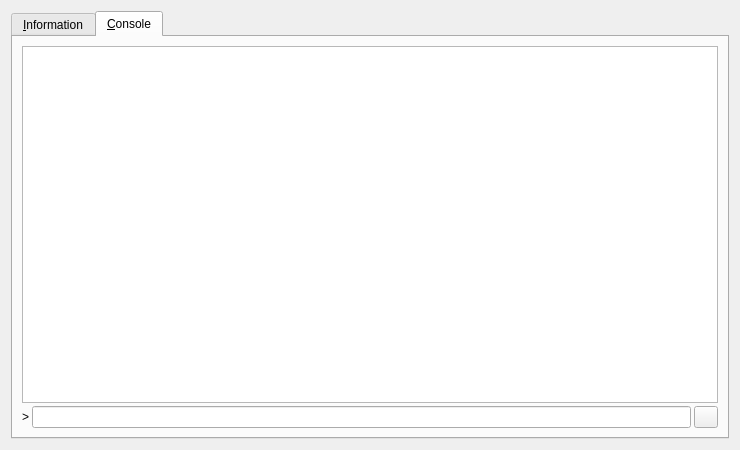
gridcoin/Gridcoin-master, file src/qt/forms/rpcconsole.ui: the form before one commit.
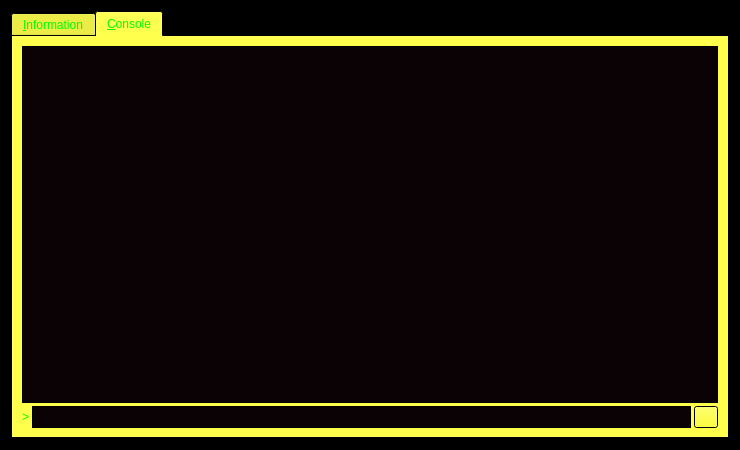
The form after the commit. The open tabs and pages were chosen to show the change. Icons and pictures are not drawn.

```diff
--- a/src/qt/forms/rpcconsole.ui
+++ b/src/qt/forms/rpcconsole.ui
@@ -10,12 +10,443 @@
     <height>450</height>
    </rect>
   </property>
+  <property name="palette">
+   <palette>
+    <active>
+     <colorrole role="WindowText">
+      <brush brushstyle="SolidPattern">
+       <color alpha="255">
+        <red>0</red>
+        <green>255</green>
+        <blue>0</blue>
+       </color>
+      </brush>
+     </colorrole>
+     <colorrole role="Button">
+      <brush brushstyle="SolidPattern">
+       <color alpha="255">
+        <red>255</red>
+        <green>255</green>
+        <blue>0</blue>
+       </color>
+      </brush>
+     </colorrole>
+     <colorrole role="Light">
+      <brush brushstyle="SolidPattern">
+       <color alpha="255">
+        <red>0</red>
+        <green>255</green>
+        <blue>0</blue>
+       </color>
+      </brush>
+     </colorrole>
+     <colorrole role="BrightText">
+      <brush brushstyle="SolidPattern">
+       <color alpha="255">
+        <red>0</red>
+        <green>255</green>
+        <blue>0</blue>
+       </color>
+      </brush>
+     </colorrole>
+     <colorrole role="Base">
+      <brush brushstyle="SolidPattern">
+       <color alpha="255">
+        <red>0</red>
+        <green>0</green>
+        <blue>0</blue>
+       </color>
+      </brush>
+     </colorrole>
+     <colorrole role="Window">
+      <brush brushstyle="SolidPattern">
+       <color alpha="255">
+        <red>0</red>
+        <green>0</green>
+        <blue>0</blue>
+       </color>
+      </brush>
+     </colorrole>
+     <colorrole role="HighlightedText">
+      <brush brushstyle="SolidPattern">
+       <color alpha="255">
+        <red>0</red>
+        <green>255</green>
+        <blue>0</blue>
+       </color>
+      </brush>
+     </colorrole>
+     <colorrole role="AlternateBase">
+      <brush brushstyle="SolidPattern">
+       <color alpha="255">
+        <red>0</red>
+        <green>0</green>
+        <blue>0</blue>
+       </color>
+      </brush>
+     </colorrole>
+     <colorrole role="NoRole">
+      <brush brushstyle="SolidPattern">
+       <color alpha="255">
+        <red>8</red>
+        <green>8</green>
+        <blue>8</blue>
+       </color>
+      </brush>
+     </colorrole>
+    </active>
+    <inactive>
+     <colorrole role="WindowText">
+      <brush brushstyle="SolidPattern">
+       <color alpha="255">
+        <red>0</red>
+        <green>255</green>
+        <blue>0</blue>
+       </color>
+      </brush>
+     </colorrole>
+     <colorrole role="Button">
+      <brush brushstyle="SolidPattern">
+       <color alpha="255">
+        <red>255</red>
+        <green>255</green>
+        <blue>0</blue>
+       </color>
+      </brush>
+     </colorrole>
+     <colorrole role="Light">
+      <brush brushstyle="SolidPattern">
+       <color alpha="255">
+        <red>0</red>
+        <green>255</green>
+        <blue>0</blue>
+       </color>
+      </brush>
+     </colorrole>
+     <colorrole role="BrightText">
+      <brush brushstyle="SolidPattern">
+       <color alpha="255">
+        <red>0</red>
+        <green>255</green>
+        <blue>0</blue>
+       </color>
+      </brush>
+     </colorrole>
+     <colorrole role="Base">
+      <brush brushstyle="SolidPattern">
+       <color alpha="255">
+        <red>0</red>
+        <green>0</green>
+        <blue>0</blue>
+       </color>
+      </brush>
+     </colorrole>
+     <colorrole role="Window">
+      <brush brushstyle="SolidPattern">
+       <color alpha="255">
+        <red>0</red>
+        <green>0</green>
+        <blue>0</blue>
+       </color>
+      </brush>
+     </colorrole>
+     <colorrole role="HighlightedText">
+      <brush brushstyle="SolidPattern">
+       <color alpha="255">
+        <red>0</red>
+        <green>255</green>
+        <blue>0</blue>
+       </color>
+      </brush>
+     </colorrole>
+     <colorrole role="AlternateBase">
+      <brush brushstyle="SolidPattern">
+       <color alpha="255">
+        <red>0</red>
+        <green>0</green>
+        <blue>0</blue>
+       </color>
+      </brush>
+     </colorrole>
+     <colorrole role="NoRole">
+      <brush brushstyle="SolidPattern">
+       <color alpha="255">
+        <red>8</red>
+        <green>8</green>
+        <blue>8</blue>
+       </color>
+      </brush>
+     </colorrole>
+    </inactive>
+    <disabled>
+     <colorrole role="WindowText">
+      <brush brushstyle="SolidPattern">
+       <color alpha="255">
+        <red>120</red>
+        <green>120</green>
+        <blue>120</blue>
+       </color>
+      </brush>
+     </colorrole>
+     <colorrole role="Button">
+      <brush brushstyle="SolidPattern">
+       <color alpha="255">
+        <red>255</red>
+        <green>255</green>
+        <blue>0</blue>
+       </color>
+      </brush>
+     </colorrole>
+     <colorrole role="Light">
+      <brush brushstyle="SolidPattern">
+       <color alpha="255">
+        <red>0</red>
+        <green>255</green>
+        <blue>0</blue>
+       </color>
+      </brush>
+     </colorrole>
+     <colorrole role="BrightText">
+      <brush brushstyle="SolidPattern">
+       <color alpha="255">
+        <red>0</red>
+        <green>255</green>
+        <blue>0</blue>
+       </color>
+      </brush>
+     </colorrole>
+     <colorrole role="Base">
+      <brush brushstyle="SolidPattern">
+       <color alpha="255">
+        <red>0</red>
+        <green>0</green>
+        <blue>0</blue>
+       </color>
+      </brush>
+     </colorrole>
+     <colorrole role="Window">
+      <brush brushstyle="SolidPattern">
+       <color alpha="255">
+        <red>0</red>
+        <green>0</green>
+        <blue>0</blue>
+       </color>
+      </brush>
+     </colorrole>
+     <colorrole role="HighlightedText">
+      <brush brushstyle="SolidPattern">
+       <color alpha="255">
+        <red>0</red>
+        <green>255</green>
+        <blue>0</blue>
+       </color>
+      </brush>
+     </colorrole>
+     <colorrole role="AlternateBase">
+      <brush brushstyle="SolidPattern">
+       <color alpha="255">
+        <red>0</red>
+        <green>0</green>
+        <blue>0</blue>
+       </color>
+      </brush>
+     </colorrole>
+     <colorrole role="NoRole">
+      <brush brushstyle="SolidPattern">
+       <color alpha="255">
+        <red>8</red>
+        <green>8</green>
+        <blue>8</blue>
+       </color>
+      </brush>
+     </colorrole>
+    </disabled>
+   </palette>
+  </property>
   <property name="windowTitle">
-   <string>Litecoin - Debug window</string>
+   <string>Gridcoin - Debug Console</string>
+  </property>
+  <property name="autoFillBackground">
+   <bool>true</bool>
   </property>
   <layout class="QVBoxLayout" name="verticalLayout_2">
    <item>
     <widget class="QTabWidget" name="tabWidget">
+     <property name="palette">
+      <palette>
+       <active>
+        <colorrole role="Light">
+         <brush brushstyle="SolidPattern">
+          <color alpha="255">
+           <red>0</red>
+           <green>0</green>
+           <blue>0</blue>
+          </color>
+         </brush>
+        </colorrole>
+        <colorrole role="BrightText">
+         <brush brushstyle="SolidPattern">
+          <color alpha="255">
+           <red>0</red>
+           <green>255</green>
+           <blue>0</blue>
+          </color>
+         </brush>
+        </colorrole>
+        <colorrole role="Base">
+         <brush brushstyle="SolidPattern">
+          <color alpha="255">
+           <red>3</red>
+           <green>3</green>
+           <blue>3</blue>
+          </color>
+         </brush>
+        </colorrole>
+        <colorrole role="HighlightedText">
+         <brush brushstyle="SolidPattern">
+          <color alpha="255">
+           <red>255</red>
+           <green>255</green>
+           <blue>0</blue>
+          </color>
+         </brush>
+        </colorrole>
+        <colorrole role="AlternateBase">
+         <brush brushstyle="SolidPattern">
+          <color alpha="255">
+           <red>0</red>
+           <green>0</green>
+           <blue>0</blue>
+          </color>
+         </brush>
+        </colorrole>
+        <colorrole role="NoRole">
+         <brush brushstyle="SolidPattern">
+          <color alpha="255">
+           <red>8</red>
+           <green>8</green>
+           <blue>8</blue>
+          </color>
+         </brush>
+        </colorrole>
+       </active>
+       <inactive>
+        <colorrole role="Light">
+         <brush brushstyle="SolidPattern">
+          <color alpha="255">
+           <red>0</red>
+           <green>0</green>
+           <blue>0</blue>
+          </color>
+         </brush>
+        </colorrole>
+        <colorrole role="BrightText">
+         <brush brushstyle="SolidPattern">
+          <color alpha="255">
+           <red>0</red>
+           <green>255</green>
+           <blue>0</blue>
+          </color>
+         </brush>
+        </colorrole>
+        <colorrole role="Base">
+         <brush brushstyle="SolidPattern">
+          <color alpha="255">
+           <red>3</red>
+           <green>3</green>
+           <blue>3</blue>
+          </color>
+         </brush>
+        </colorrole>
+        <colorrole role="HighlightedText">
+         <brush brushstyle="SolidPattern">
+          <color alpha="255">
+           <red>255</red>
+           <green>255</green>
+           <blue>0</blue>
+          </color>
+         </brush>
+        </colorrole>
+        <colorrole role="AlternateBase">
+         <brush brushstyle="SolidPattern">
+          <color alpha="255">
+           <red>0</red>
+           <green>0</green>
+           <blue>0</blue>
+          </color>
+         </brush>
+        </colorrole>
+        <colorrole role="NoRole">
+         <brush brushstyle="SolidPattern">
+          <color alpha="255">
+           <red>8</red>
+           <green>8</green>
+           <blue>8</blue>
+          </color>
+         </brush>
+        </colorrole>
+       </inactive>
+       <disabled>
+        <colorrole role="Light">
+         <brush brushstyle="SolidPattern">
+          <color alpha="255">
+           <red>0</red>
+           <green>0</green>
+           <blue>0</blue>
+          </color>
+         </brush>
+        </colorrole>
+        <colorrole role="BrightText">
+         <brush brushstyle="SolidPattern">
+          <color alpha="255">
+           <red>0</red>
+           <green>255</green>
+           <blue>0</blue>
+          </color>
+         </brush>
+        </colorrole>
+        <colorrole role="Base">
+         <brush brushstyle="SolidPattern">
+          <color alpha="255">
+           <red>0</red>
+           <green>0</green>
+           <blue>0</blue>
+          </color>
+         </brush>
+        </colorrole>
+        <colorrole role="HighlightedText">
+         <brush brushstyle="SolidPattern">
+          <color alpha="255">
+           <red>255</red>
+           <green>255</green>
+           <blue>0</blue>
+          </color>
+         </brush>
+        </colorrole>
+        <colorrole role="AlternateBase">
+         <brush brushstyle="SolidPattern">
+          <color alpha="255">
+           <red>0</red>
+           <green>0</green>
+           <blue>0</blue>
+          </color>
+         </brush>
+        </colorrole>
+        <colorrole role="NoRole">
+         <brush brushstyle="SolidPattern">
+          <color alpha="255">
+           <red>8</red>
+           <green>8</green>
+           <blue>8</blue>
+          </color>
+         </brush>
+        </colorrole>
+       </disabled>
+      </palette>
+     </property>
+     <property name="autoFillBackground">
+      <bool>true</bool>
+     </property>
      <property name="currentIndex">
       <number>0</number>
      </property>
@@ -389,6 +820,154 @@
            <height>100</height>
           </size>
          </property>
+         <property name="palette">
+          <palette>
+           <active>
+            <colorrole role="Light">
+             <brush brushstyle="SolidPattern">
+              <color alpha="255">
+               <red>0</red>
+               <green>255</green>
+               <blue>0</blue>
+              </color>
+             </brush>
+            </colorrole>
+            <colorrole role="Text">
+             <brush brushstyle="SolidPattern">
+              <color alpha="255">
+               <red>0</red>
+               <green>255</green>
+               <blue>0</blue>
+              </color>
+             </brush>
+            </colorrole>
+            <colorrole role="BrightText">
+             <brush brushstyle="SolidPattern">
+              <color alpha="255">
+               <red>0</red>
+               <green>255</green>
+               <blue>0</blue>
+              </color>
+             </brush>
+            </colorrole>
+            <colorrole role="ButtonText">
+             <brush brushstyle="SolidPattern">
+              <color alpha="255">
+               <red>255</red>
+               <green>255</green>
+               <blue>0</blue>
+              </color>
+             </brush>
+            </colorrole>
+            <colorrole role="Base">
+             <brush brushstyle="SolidPattern">
+              <color alpha="255">
+               <red>11</red>
+               <green>2</green>
+               <blue>5</blue>
+              </color>
+             </brush>
+            </colorrole>
+           </active>
+           <inactive>
+            <colorrole role="Light">
+             <brush brushstyle="SolidPattern">
+              <color alpha="255">
+               <red>0</red>
+               <green>255</green>
+               <blue>0</blue>
+              </color>
+             </brush>
+            </colorrole>
+            <colorrole role="Text">
+             <brush brushstyle="SolidPattern">
+              <color alpha="255">
+               <red>0</red>
+               <green>255</green>
+               <blue>0</blue>
+              </color>
+             </brush>
+            </colorrole>
+            <colorrole role="BrightText">
+             <brush brushstyle="SolidPattern">
+              <color alpha="255">
+               <red>0</red>
+               <green>255</green>
+               <blue>0</blue>
+              </color>
+             </brush>
+            </colorrole>
+            <colorrole role="ButtonText">
+             <brush brushstyle="SolidPattern">
+              <color alpha="255">
+               <red>255</red>
+               <green>255</green>
+               <blue>0</blue>
+              </color>
+             </brush>
+            </colorrole>
+            <colorrole role="Base">
+             <brush brushstyle="SolidPattern">
+              <color alpha="255">
+               <red>11</red>
+               <green>2</green>
+               <blue>5</blue>
+              </color>
+             </brush>
+            </colorrole>
+           </inactive>
+           <disabled>
+            <colorrole role="Light">
+             <brush brushstyle="SolidPattern">
+              <color alpha="255">
+               <red>0</red>
+               <green>255</green>
+               <blue>0</blue>
+              </color>
+             </brush>
+            </colorrole>
+            <colorrole role="Text">
+             <brush brushstyle="SolidPattern">
+              <color alpha="255">
+               <red>120</red>
+               <green>120</green>
+               <blue>120</blue>
+              </color>
+             </brush>
+            </colorrole>
+            <colorrole role="BrightText">
+             <brush brushstyle="SolidPattern">
+              <color alpha="255">
+               <red>0</red>
+               <green>255</green>
+               <blue>0</blue>
+              </color>
+             </brush>
+            </colorrole>
+            <colorrole role="ButtonText">
+             <brush brushstyle="SolidPattern">
+              <color alpha="255">
+               <red>120</red>
+               <green>120</green>
+               <blue>120</blue>
+              </color>
+             </brush>
+            </colorrole>
+            <colorrole role="Base">
+             <brush brushstyle="SolidPattern">
+              <color alpha="255">
+               <red>0</red>
+               <green>0</green>
+               <blue>0</blue>
+              </color>
+             </brush>
+            </colorrole>
+           </disabled>
+          </palette>
+         </property>
+         <property name="autoFillBackground">
+          <bool>true</bool>
+         </property>
          <property name="readOnly">
           <bool>true</bool>
          </property>
@@ -413,7 +992,156 @@
           </widget>
          </item>
          <item>
-          <widget class="QLineEdit" name="lineEdit"/>
+          <widget class="QLineEdit" name="lineEdit">
+           <property name="palette">
+            <palette>
+             <active>
+              <colorrole role="Light">
+               <brush brushstyle="SolidPattern">
+                <color alpha="255">
+                 <red>0</red>
+                 <green>0</green>
+                 <blue>127</blue>
+                </color>
+               </brush>
+              </colorrole>
+              <colorrole role="Text">
+               <brush brushstyle="SolidPattern">
+                <color alpha="255">
+                 <red>0</red>
+                 <green>255</green>
+                 <blue>0</blue>
+                </color>
+               </brush>
+              </colorrole>
+              <colorrole role="BrightText">
+               <brush brushstyle="SolidPattern">
+                <color alpha="255">
+                 <red>0</red>
+                 <green>255</green>
+                 <blue>0</blue>
+                </color>
+               </brush>
+              </colorrole>
+              <colorrole role="ButtonText">
+               <brush brushstyle="SolidPattern">
+                <color alpha="255">
+                 <red>0</red>
+                 <green>255</green>
+                 <blue>0</blue>
+                </color>
+               </brush>
+              </colorrole>
+              <colorrole role="Base">
+               <brush brushstyle="SolidPattern">
+                <color alpha="255">
+                 <red>11</red>
+                 <green>2</green>
+                 <blue>5</blue>
+                </color>
+               </brush>
+              </colorrole>
+             </active>
+             <inactive>
+              <colorrole role="Light">
+               <brush brushstyle="SolidPattern">
+                <color alpha="255">
+                 <red>0</red>
+                 <green>0</green>
+                 <blue>127</blue>
+                </color>
+               </brush>
+              </colorrole>
+              <colorrole role="Text">
+               <brush brushstyle="SolidPattern">
+                <color alpha="255">
+                 <red>0</red>
+                 <green>255</green>
+                 <blue>0</blue>
+                </color>
+               </brush>
+              </colorrole>
+              <colorrole role="BrightText">
+               <brush brushstyle="SolidPattern">
+                <color alpha="255">
+                 <red>0</red>
+                 <green>255</green>
+                 <blue>0</blue>
+                </color>
+               </brush>
+              </colorrole>
+              <colorrole role="ButtonText">
+               <brush brushstyle="SolidPattern">
+                <color alpha="255">
+                 <red>0</red>
+                 <green>255</green>
+                 <blue>0</blue>
+                </color>
+               </brush>
+              </colorrole>
+              <colorrole role="Base">
+               <brush brushstyle="SolidPattern">
+                <color alpha="255">
+                 <red>11</red>
+                 <green>2</green>
+                 <blue>5</blue>
+                </color>
+               </brush>
+              </colorrole>
+             </inactive>
+             <disabled>
+              <colorrole role="Light">
+               <brush brushstyle="SolidPattern">
+                <color alpha="255">
+                 <red>0</red>
+                 <green>0</green>
+                 <blue>127</blue>
+                </color>
+               </brush>
+              </colorrole>
+              <colorrole role="Text">
+               <brush brushstyle="SolidPattern">
+                <color alpha="255">
+                 <red>120</red>
+                 <green>120</green>
+                 <blue>120</blue>
+                </color>
+               </brush>
+              </colorrole>
+              <colorrole role="BrightText">
+               <brush brushstyle="SolidPattern">
+                <color alpha="255">
+                 <red>0</red>
+                 <green>255</green>
+                 <blue>0</blue>
+                </color>
+               </brush>
+              </colorrole>
+              <colorrole role="ButtonText">
+               <brush brushstyle="SolidPattern">
+                <color alpha="255">
+                 <red>120</red>
+                 <green>120</green>
+                 <blue>120</blue>
+                </color>
+               </brush>
+              </colorrole>
+              <colorrole role="Base">
+               <brush brushstyle="SolidPattern">
+                <color alpha="255">
+                 <red>0</red>
+                 <green>0</green>
+                 <blue>0</blue>
+                </color>
+               </brush>
+              </colorrole>
+             </disabled>
+            </palette>
+           </property>
+           <property name="autoFillBackground">
+            <bool>true</bool>
+           </property>
+          </widget>
          </item>
          <item>
           <widget class="QPushButton" name="clearButton">
```
Left out of the diff: 21 changed lines with no effect on the pictures.
